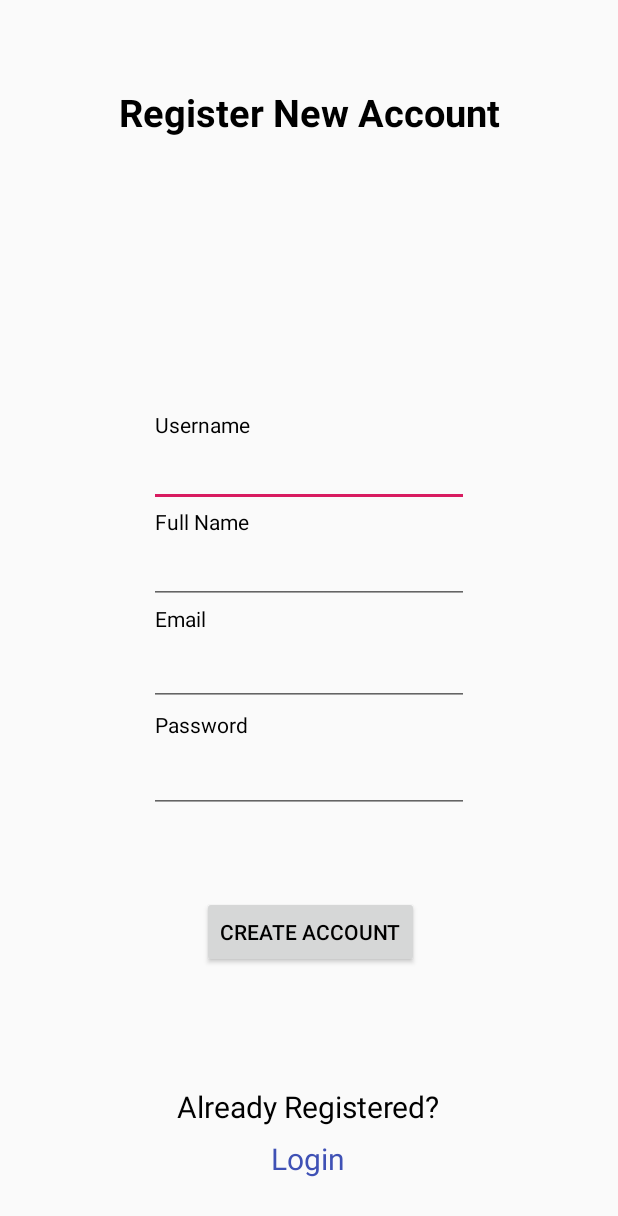
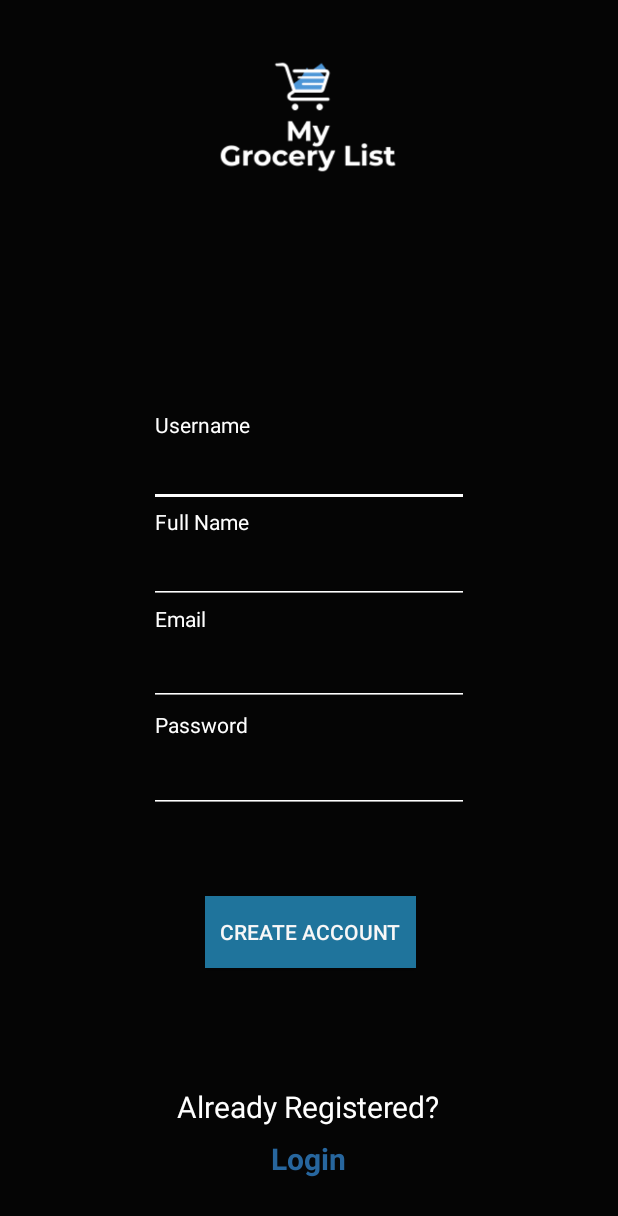
Before and after one commit to noel-maldonado/GroceryList_FireBase, an Android app: the layout activity_registration.xml on its own in the app's theme, with its tools: preview values and no code run, on a phone screen of 412 x 824 dp. Shown: the top 1216 px of the screen. Run offline under Robolectric (Android 15) with nearby library versions, the phone set to English and light mode, and no system bars.

Commit message:
UI Update

```diff
--- a/app/src/main/AndroidManifest.xml
+++ b/app/src/main/AndroidManifest.xml
@@ -15,11 +15,13 @@
         <activity android:name=".CreateProductActivity" />
         <activity android:name=".TempStoreCreationActivity" />
         <activity android:name=".CreateListActivity" />
-        <activity android:name=".registerActivity" />
+        <activity android:name=".registerActivity"
+            android:theme="@style/AppTheme.NoActionBar"/>
         <activity android:name=".listMainActivity" />
         <activity android:name=".ListStoreActivity" />
         <activity android:name=".ListStoreItemsActivity" />
-        <activity android:name=".loginActivity">
+        <activity android:name=".loginActivity"
+            android:theme="@style/AppTheme.NoActionBar" >
             <intent-filter>
                 <action android:name="android.intent.action.MAIN" />
 
--- a/app/src/main/res/layout/activity_registration.xml
+++ b/app/src/main/res/layout/activity_registration.xml
@@ -1,32 +1,31 @@
 <?xml version="1.0" encoding="utf-8"?>
-<androidx.constraintlayout.widget.ConstraintLayout
-    xmlns:android="http://schemas.android.com/apk/res/android"
+<androidx.constraintlayout.widget.ConstraintLayout xmlns:android="http://schemas.android.com/apk/res/android"
     xmlns:app="http://schemas.android.com/apk/res-auto"
     xmlns:tools="http://schemas.android.com/tools"
     android:layout_width="match_parent"
     android:layout_height="match_parent"
     android:layout_alignParentStart="true"
-    android:orientation="vertical"
     android:layout_alignParentTop="true"
+    android:background="#050505"
     android:fitsSystemWindows="true"
 
-    >
+
+    android:orientation="vertical">
 
 
-        <TextView
+        <ImageView
             android:id="@+id/registerTitle"
-            android:layout_width="wrap_content"
-            android:layout_height="wrap_content"
+            android:layout_width="180dp"
+            android:layout_height="129dp"
             android:layout_gravity="center"
-            android:text="Register New Account"
-            android:textColor="@android:color/black"
-            android:textSize="25dp"
-            android:textStyle="bold"
+            android:src="@drawable/final_logo"
             app:layout_constraintBottom_toBottomOf="parent"
             app:layout_constraintEnd_toEndOf="parent"
+            app:layout_constraintHorizontal_bias="0.497"
             app:layout_constraintStart_toStartOf="parent"
             app:layout_constraintTop_toTopOf="parent"
-            app:layout_constraintVertical_bias="0.073" />
+            app:layout_constraintVertical_bias="0.019"
+             />
 
         <ProgressBar
             android:id="@+id/create_acct_progress"
@@ -47,13 +46,15 @@
             android:layout_width="wrap_content"
             android:layout_height="wrap_content"
             android:text="Username"
-            android:textColor="@android:color/black"
             app:layout_constraintBottom_toTopOf="@+id/username_edittext_register"
             app:layout_constraintEnd_toEndOf="parent"
             app:layout_constraintHorizontal_bias="0.297"
             app:layout_constraintStart_toStartOf="parent"
             app:layout_constraintTop_toBottomOf="@+id/registerTitle"
-            app:layout_constraintVertical_bias="1.0" />
+            app:layout_constraintVertical_bias="1.0"
+            android:textColor="@android:color/background_light"
+            android:textColorHint="@android:color/background_light"
+            />
 
         <EditText
             android:id="@+id/username_edittext_register"
@@ -66,20 +67,27 @@
             app:layout_constraintEnd_toEndOf="parent"
             app:layout_constraintStart_toStartOf="parent"
             app:layout_constraintTop_toBottomOf="@+id/registerTitle"
-            app:layout_constraintVertical_bias="1.0" />
+            app:layout_constraintVertical_bias="1.0"
+            android:textColor="@android:color/background_light"
+            android:textColorHint="@android:color/background_light"
+            android:backgroundTint="@android:color/background_light"
+
+            />
 
         <TextView
             android:id="@+id/fstTxt"
             android:layout_width="wrap_content"
             android:layout_height="wrap_content"
             android:text="Full Name"
-            android:textColor="@android:color/black"
             app:layout_constraintBottom_toTopOf="@+id/txtName"
             app:layout_constraintEnd_toEndOf="parent"
             app:layout_constraintHorizontal_bias="0.296"
             app:layout_constraintStart_toStartOf="parent"
             app:layout_constraintTop_toBottomOf="@+id/registerTitle"
-            app:layout_constraintVertical_bias="1.0" />
+            app:layout_constraintVertical_bias="1.0"
+            android:textColor="@android:color/background_light"
+            android:textColorHint="@android:color/background_light"
+            />
 
         <EditText
             android:id="@+id/txtName"
@@ -88,24 +96,30 @@
             android:layout_marginTop="204dp"
             android:ems="10"
             android:maxLines="1"
-            android:textColor="@android:color/black"
             app:layout_constraintBottom_toTopOf="@+id/secTxt"
             app:layout_constraintEnd_toEndOf="parent"
             app:layout_constraintStart_toStartOf="parent"
             app:layout_constraintTop_toBottomOf="@+id/registerTitle"
-            app:layout_constraintVertical_bias="1.0" />
+            app:layout_constraintVertical_bias="1.0"
+            android:textColor="@android:color/background_light"
+            android:textColorHint="@android:color/background_light"
+            android:backgroundTint="@android:color/background_light"
+
+            />
 
         <TextView
             android:id="@+id/secTxt"
             android:layout_width="wrap_content"
             android:layout_height="wrap_content"
             android:text="Email"
-            android:textColor="@android:color/black"
             app:layout_constraintBottom_toBottomOf="parent"
             app:layout_constraintEnd_toEndOf="parent"
             app:layout_constraintHorizontal_bias="0.273"
             app:layout_constraintStart_toStartOf="parent"
-            app:layout_constraintTop_toTopOf="parent" />
+            app:layout_constraintTop_toTopOf="parent"
+            android:textColor="@android:color/background_light"
+            android:textColorHint="@android:color/background_light"
+            />
 
         <EditText
             android:id="@+id/txtEmailReg"
@@ -113,25 +127,31 @@
             android:layout_height="wrap_content"
             android:ems="10"
             android:maxLines="1"
-            android:textColor="@android:color/black"
             app:layout_constraintBottom_toBottomOf="parent"
             app:layout_constraintEnd_toEndOf="parent"
             app:layout_constraintStart_toStartOf="parent"
             app:layout_constraintTop_toTopOf="parent"
-            app:layout_constraintVertical_bias="0.546" />
+            app:layout_constraintVertical_bias="0.546"
+            android:textColor="@android:color/background_light"
+            android:textColorHint="@android:color/background_light"
+            android:backgroundTint="@android:color/background_light"
+
+            />
 
         <TextView
             android:id="@+id/thirdTxt"
             android:layout_width="wrap_content"
             android:layout_height="wrap_content"
             android:text="Password"
-            android:textColor="@android:color/black"
             app:layout_constraintBottom_toBottomOf="parent"
             app:layout_constraintEnd_toEndOf="parent"
             app:layout_constraintHorizontal_bias="0.295"
             app:layout_constraintStart_toStartOf="parent"
             app:layout_constraintTop_toTopOf="parent"
-            app:layout_constraintVertical_bias="0.588" />
+            app:layout_constraintVertical_bias="0.588"
+            android:textColor="@android:color/background_light"
+            android:textColorHint="@android:color/background_light"
+            />
 
         <EditText
             android:id="@+id/txtPwdReg"
@@ -140,19 +160,25 @@
             android:ems="10"
             android:inputType="textPassword"
             android:maxLines="1"
-            android:textColor="@android:color/black"
             app:layout_constraintBottom_toBottomOf="parent"
             app:layout_constraintEnd_toEndOf="parent"
             app:layout_constraintStart_toStartOf="parent"
             app:layout_constraintTop_toTopOf="parent"
-            app:layout_constraintVertical_bias="0.638" />
+            app:layout_constraintVertical_bias="0.638"
+            android:textColor="@android:color/background_light"
+            android:textColorHint="@android:color/background_light"
+            android:backgroundTint="@android:color/background_light"
+
+            />
 
         <Button
             android:id="@+id/btnRegister"
             android:layout_width="wrap_content"
             android:layout_height="wrap_content"
+            android:background="#1F749C"
+            android:padding="10dp"
             android:text="Create Account"
-            android:textColor="@android:color/black"
+            android:textColor="#F8F7F7"
             app:layout_constraintBottom_toBottomOf="parent"
             app:layout_constraintEnd_toEndOf="parent"
             app:layout_constraintHorizontal_bias="0.503"
@@ -166,14 +192,16 @@
             android:layout_height="33dp"
             android:gravity="center"
             android:text="Already Registered?"
-            android:textColor="@android:color/black"
             android:textSize="20dp"
             app:layout_constraintBottom_toBottomOf="parent"
             app:layout_constraintEnd_toEndOf="parent"
             app:layout_constraintHorizontal_bias="0.49"
             app:layout_constraintStart_toStartOf="parent"
             app:layout_constraintTop_toTopOf="parent"
-            app:layout_constraintVertical_bias="0.912" />
+            app:layout_constraintVertical_bias="0.912"
+            android:textColor="@android:color/background_light"
+            android:textColorHint="@android:color/background_light"
+            />
 
         <TextView
             android:id="@+id/lnkLoginActivity"
@@ -182,8 +210,9 @@
             android:gravity="center"
             android:onClick="test"
             android:text="Login"
-            android:textColor="#3F51B5"
+            android:textColor="#27669E"
             android:textSize="20dp"
+            android:textStyle="bold"
             app:layout_constraintBottom_toBottomOf="parent"
             app:layout_constraintEnd_toEndOf="parent"
             app:layout_constraintHorizontal_bias="0.492"
--- a/app/src/main/res/values/colors.xml
+++ b/app/src/main/res/values/colors.xml
@@ -1,6 +1,6 @@
 <?xml version="1.0" encoding="utf-8"?>
 <resources>
-    <color name="colorPrimary">#008577</color>
+    <color name="colorPrimary">#000000</color>
     <color name="colorPrimaryDark">#00574B</color>
     <color name="colorAccent">#D81B60</color>
     <color name="system_red">#FF0000</color>
--- a/app/src/main/res/values/styles.xml
+++ b/app/src/main/res/values/styles.xml
@@ -10,4 +10,9 @@
 
     <style name="MySuperAppTheme"></style>
 
+    <style name="AppTheme.NoActionBar">
+        <item name="windowActionBar">false</item>
+        <item name="windowNoTitle">true</item>
+    </style>
+
 </resources>
```
Also changed, not shown: app/src/main/java/com/example/mygrocerylist/loginActivity.java (+4 -4 lines), app/src/main/res/layout/activity_login.xml (+72 -77 lines), app/src/main/res/drawable/final_logo.png (added), app/src/main/res/drawable/g_list_logo.png (added), app/src/main/res/drawable/logo.png (added), 1 other file.
